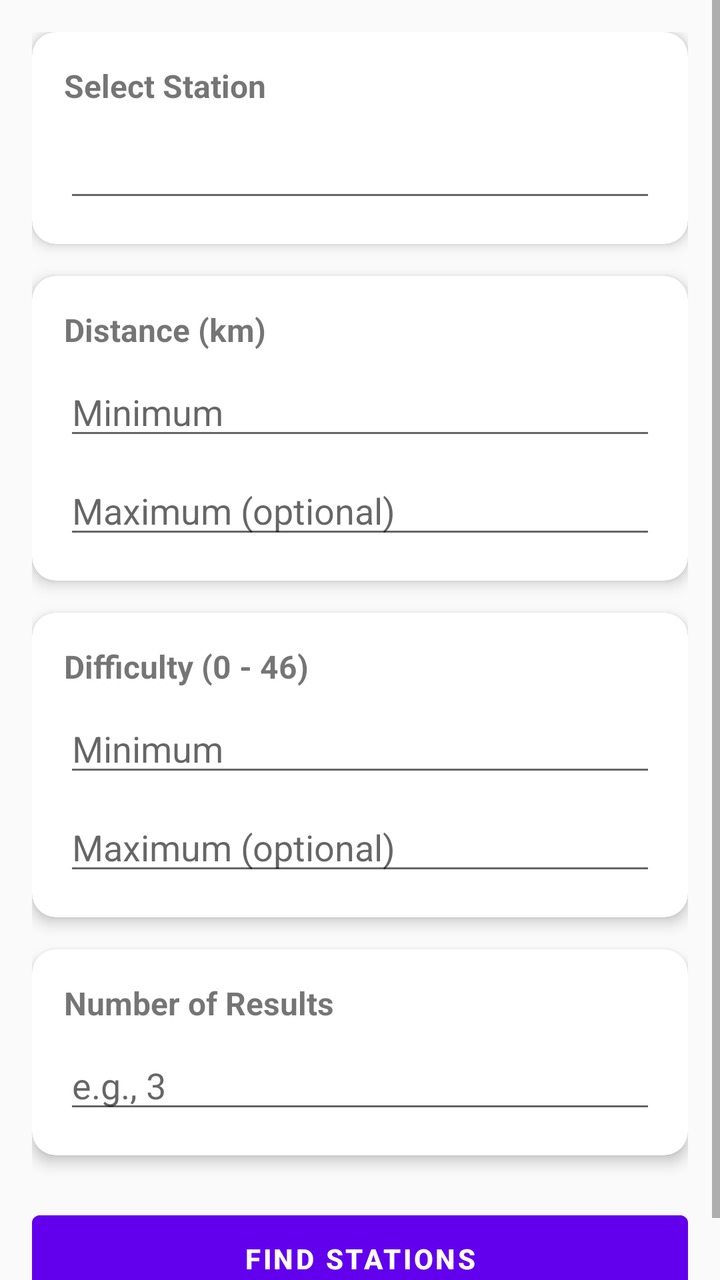
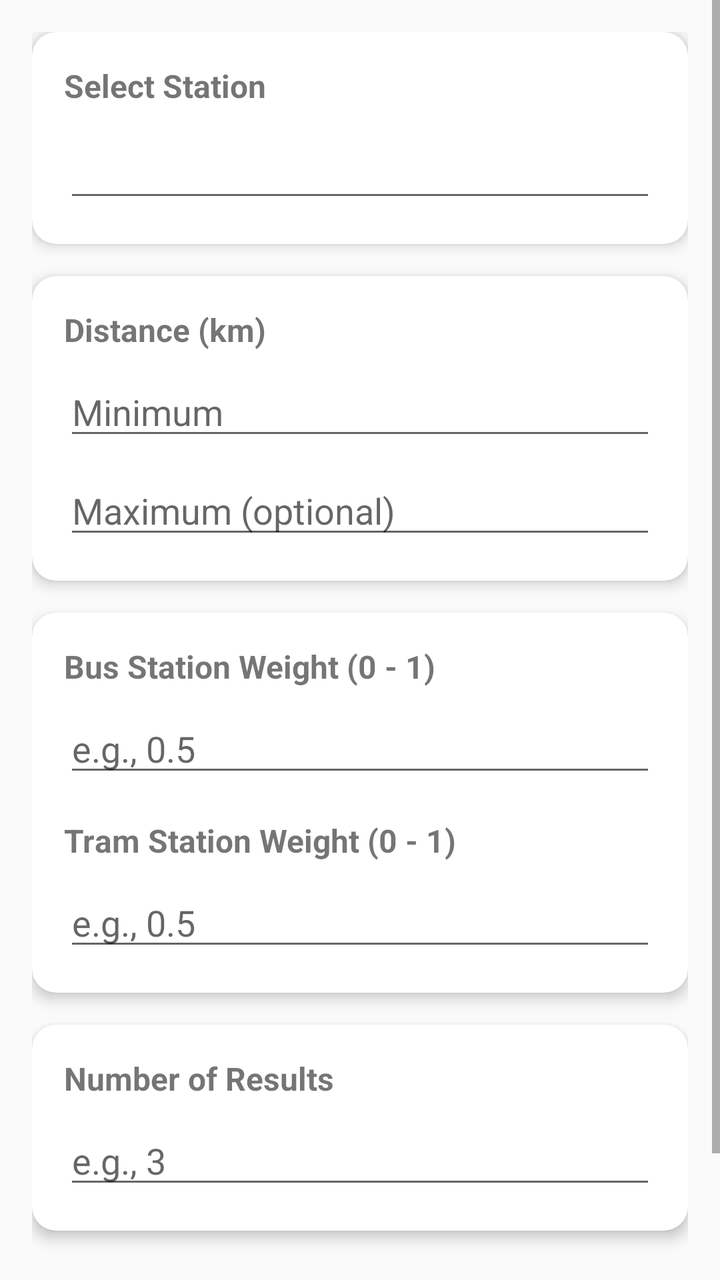

Screens rendered from an Android XML layout before and after an edit, with the pre-edit source and the edit as a unified diff.
<!-- AndroidManifest.xml: application theme Theme.BerlinStations -->
<!-- res/layout/select_screen.xml -->
<?xml version="1.0" encoding="utf-8"?>
<ScrollView xmlns:android="http://schemas.android.com/apk/res/android"
            xmlns:app="http://schemas.android.com/apk/res-auto"
            xmlns:tools="http://schemas.android.com/tools" android:layout_width="match_parent"
            android:layout_height="match_parent"
            android:background="#FAFAFA">

    <LinearLayout
            android:layout_width="match_parent"
            android:layout_height="wrap_content"
            android:orientation="vertical"
            android:padding="16dp">

        
        <androidx.cardview.widget.CardView
                android:layout_width="match_parent"
                android:layout_height="wrap_content"
                android:layout_marginBottom="16dp"
                app:cardCornerRadius="12dp"
                app:cardElevation="4dp">

            <LinearLayout
                    android:layout_width="match_parent"
                    android:layout_height="wrap_content"
                    android:orientation="vertical"
                    android:padding="16dp">

                
                <TextView
                        android:layout_width="wrap_content"
                        android:layout_height="wrap_content"
                        android:text="Select Station"
                        android:textSize="16sp"
                        android:textStyle="bold"
                        android:layout_marginBottom="4dp"/>

                
                <AutoCompleteTextView
                        android:id="@+id/stationAutoComplete"
                        android:layout_width="match_parent"
                        android:layout_height="wrap_content"
                        android:padding="12dp"
                        android:inputType="text"
                        android:dropDownHeight="200dp"
                        android:dropDownVerticalOffset="8dp"/>
            </LinearLayout>

        </androidx.cardview.widget.CardView>

        
        <androidx.cardview.widget.CardView
                android:layout_width="match_parent"
                android:layout_height="wrap_content"
                android:layout_marginBottom="16dp"
                app:cardCornerRadius="12dp"
                app:cardElevation="4dp">

            <LinearLayout
                    android:layout_width="match_parent"
                    android:layout_height="wrap_content"
                    android:orientation="vertical"
                    android:padding="16dp">

                <TextView
                        android:layout_width="wrap_content"
                        android:layout_height="wrap_content"
                        android:text="Distance (km)"
                        android:textSize="16sp"
                        android:textStyle="bold"/>

                <EditText
                        android:id="@+id/minDistanceEditText"
                        android:layout_width="match_parent"
                        android:layout_height="wrap_content"
                        android:hint="Minimum"
                        android:inputType="numberDecimal"
                        android:layout_marginTop="8dp"/>

                <EditText
                        android:id="@+id/maxDistanceEditText"
                        android:layout_width="match_parent"
                        android:layout_height="wrap_content"
                        android:hint="Maximum (optional)"
                        android:inputType="numberDecimal"
                        android:layout_marginTop="8dp"/>
            </LinearLayout>
        </androidx.cardview.widget.CardView>

        
        <androidx.cardview.widget.CardView
                android:layout_width="match_parent"
                android:layout_height="wrap_content"
                android:layout_marginBottom="16dp"
                app:cardCornerRadius="12dp"
                app:cardElevation="4dp">

            <LinearLayout
                    android:layout_width="match_parent"
                    android:layout_height="wrap_content"
                    android:orientation="vertical"
                    android:padding="16dp">

                <TextView
                        android:layout_width="wrap_content"
                        android:layout_height="wrap_content"
                        android:text="Difficulty (0 - 46)"
                        android:textSize="16sp"
                        android:textStyle="bold"/>

                <EditText
                        android:id="@+id/minDifficultyEditText"
                        android:layout_width="match_parent"
                        android:layout_height="wrap_content"
                        android:hint="Minimum"
                        android:inputType="number"
                        android:layout_marginTop="8dp"/>

                <EditText
                        android:id="@+id/maxDifficultyEditText"
                        android:layout_width="match_parent"
                        android:layout_height="wrap_content"
                        android:hint="Maximum (optional)"
                        android:inputType="number"
                        android:layout_marginTop="8dp"/>
            </LinearLayout>
        </androidx.cardview.widget.CardView>

        
        <androidx.cardview.widget.CardView
                android:layout_width="match_parent"
                android:layout_height="wrap_content"
                android:layout_marginBottom="24dp"
                app:cardCornerRadius="12dp"
                app:cardElevation="4dp">

            <LinearLayout
                    android:layout_width="match_parent"
                    android:layout_height="wrap_content"
                    android:orientation="vertical"
                    android:padding="16dp">

                <TextView
                        android:layout_width="wrap_content"
                        android:layout_height="wrap_content"
                        android:text="Number of Results"
                        android:textSize="16sp"
                        android:textStyle="bold"/>

                <EditText
                        android:id="@+id/numStationsEditText"
                        android:layout_width="match_parent"
                        android:layout_height="wrap_content"
                        android:hint="e.g., 3"
                        android:inputType="number"
                        android:layout_marginTop="8dp"/>
            </LinearLayout>
        </androidx.cardview.widget.CardView>

        
        <Button
                android:id="@+id/submitButton"
                android:layout_width="match_parent"
                android:layout_height="wrap_content"
                android:text="Find Stations"
                android:textStyle="bold"
                android:backgroundTint="#6200EE"
                android:textColor="#FFFFFF"
                android:padding="12dp"/>
    </LinearLayout>
</ScrollView>
<!-- resources referenced by this layout -->
<resources>
  <style name="Theme.BerlinStations" parent="Theme.MaterialComponents.DayNight.DarkActionBar">
          
          <item name="colorPrimary">@color/purple_500</item>
          <item name="colorPrimaryVariant">@color/purple_700</item>
          <item name="colorOnPrimary">@color/white</item>
          
          <item name="colorSecondary">@color/teal_200</item>
          <item name="colorSecondaryVariant">@color/teal_700</item>
          <item name="colorOnSecondary">@color/black</item>
          
          <item name="android:statusBarColor">?attr/colorPrimaryVariant</item>
          
      </style>
  <color name="purple_500">#FF6200EE</color>
  <color name="purple_700">#FF3700B3</color>
  <color name="white">#FFFFFFFF</color>
  <color name="teal_200">#FF03DAC5</color>
  <color name="teal_700">#FF018786</color>
  <color name="black">#FF000000</color>
</resources>

<!-- the commit's change to res/layout/select_screen.xml (unified diff, before → after) -->
@@ -1,7 +1,8 @@
 <?xml version="1.0" encoding="utf-8"?>
 <ScrollView xmlns:android="http://schemas.android.com/apk/res/android"
             xmlns:app="http://schemas.android.com/apk/res-auto"
-            xmlns:tools="http://schemas.android.com/tools" android:layout_width="match_parent"
+            xmlns:tools="http://schemas.android.com/tools"
+            android:layout_width="match_parent"
             android:layout_height="match_parent"
             android:background="#FAFAFA">
 
@@ -25,7 +26,6 @@
                     android:orientation="vertical"
                     android:padding="16dp">
 
-                
                 <TextView
                         android:layout_width="wrap_content"
                         android:layout_height="wrap_content"
@@ -34,7 +34,6 @@
                         android:textStyle="bold"
                         android:layout_marginBottom="4dp"/>
 
-                
                 <AutoCompleteTextView
                         android:id="@+id/stationAutoComplete"
                         android:layout_width="match_parent"
@@ -100,28 +99,39 @@
                     android:orientation="vertical"
                     android:padding="16dp">
 
+                
                 <TextView
                         android:layout_width="wrap_content"
                         android:layout_height="wrap_content"
-                        android:text="Difficulty (0 - 46)"
+                        android:text="Bus Station Weight (0 - 1)"
                         android:textSize="16sp"
                         android:textStyle="bold"/>
 
                 <EditText
-                        android:id="@+id/minDifficultyEditText"
+                        android:id="@+id/busWeightEditText"
                         android:layout_width="match_parent"
                         android:layout_height="wrap_content"
-                        android:hint="Minimum"
-                        android:inputType="number"
+                        android:hint="e.g., 0.5"
+                        android:inputType="numberDecimal"
                         android:layout_marginTop="8dp"/>
 
+                
+                <TextView
+                        android:layout_width="wrap_content"
+                        android:layout_height="wrap_content"
+                        android:text="Tram Station Weight (0 - 1)"
+                        android:textSize="16sp"
+                        android:textStyle="bold"
+                        android:layout_marginTop="16dp"/>
+
                 <EditText
-                        android:id="@+id/maxDifficultyEditText"
+                        android:id="@+id/tramWeightEditText"
                         android:layout_width="match_parent"
                         android:layout_height="wrap_content"
-                        android:hint="Maximum (optional)"
-                        android:inputType="number"
+                        android:hint="e.g., 0.5"
+                        android:inputType="numberDecimal"
                         android:layout_marginTop="8dp"/>
+
             </LinearLayout>
         </androidx.cardview.widget.CardView>
 
